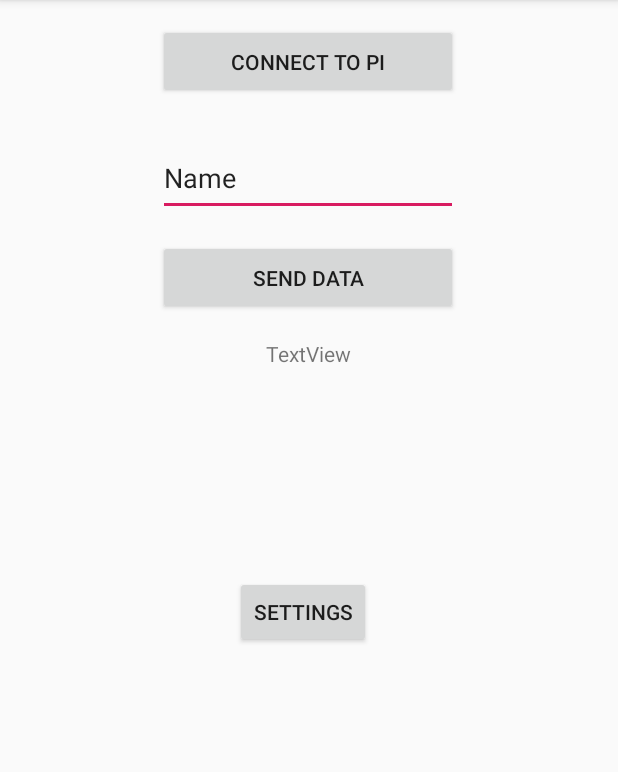
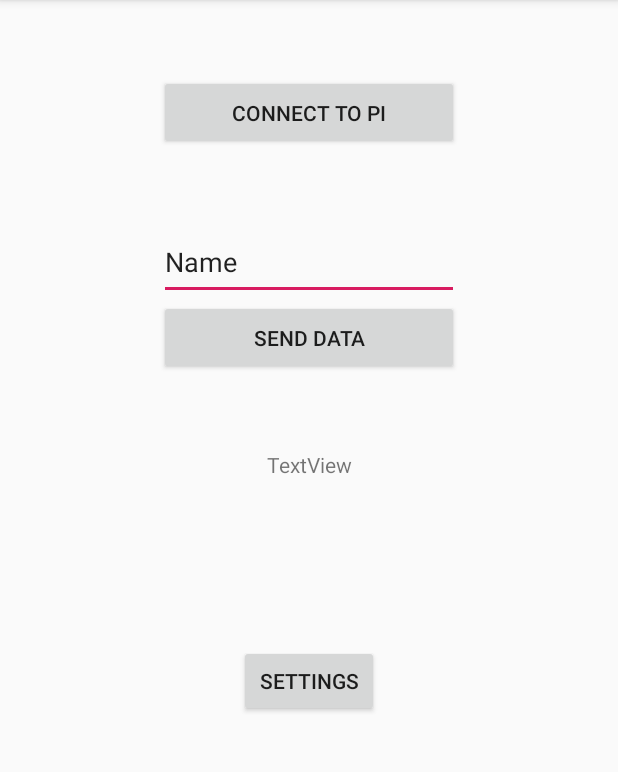
Before and after one commit to adamnapieralski/lane-keep-assist-mobile-app, an Android app: the screen it shows after launch (MainActivity), on a phone screen of 412 x 824 dp, the part 84-856 px from its top. Run offline under Robolectric (Android 15) with nearby library versions, the phone set to English and light mode, and no system bars.

Commit message:
change main layout to linear, handle back from settings

```diff
--- a/app/src/main/java/com/example/lanekeepassist/BluetoothConnection.java
+++ b/app/src/main/java/com/example/lanekeepassist/BluetoothConnection.java
@@ -189,4 +189,9 @@ public class BluetoothConnection extends Thread {
             btSocket.close();
         } catch (IOException e) { }
     }
+
+    public boolean isConnected() {
+        if (btSocket == null) return false;
+        else return btSocket.isConnected();
+    }
 }
--- a/app/src/main/java/com/example/lanekeepassist/MainActivity.java
+++ b/app/src/main/java/com/example/lanekeepassist/MainActivity.java
@@ -103,7 +103,9 @@ public class MainActivity extends AppCompatActivity {
         super.onActivityResult(requestCode, resultCode, data);
         //Retrieve data in the intent
         String settings = data.getStringExtra("settings");
-        mBluetoothConnection.write(settings);
+        if (mBluetoothConnection.isConnected() && !settings.isEmpty()) {
+            mBluetoothConnection.write(settings);
+        }
     }
 
     public void initializeViews() {
--- a/app/src/main/java/com/example/lanekeepassist/SettingsActivity.java
+++ b/app/src/main/java/com/example/lanekeepassist/SettingsActivity.java
@@ -72,6 +72,14 @@ public class SettingsActivity extends AppCompatActivity {
         });
     }
 
+    @Override
+    public void onBackPressed() {
+        Intent i = new Intent(this, MainActivity.class);
+        i.putExtra("settings", "");
+        setResult(0, i);
+        finish();
+    }
+
     private void initializeViews() {
         imageView = findViewById(R.id.imageView);
         et_TLx = findViewById(R.id.et_TLx);
--- a/app/src/main/res/layout/activity_main.xml
+++ b/app/src/main/res/layout/activity_main.xml
@@ -1,98 +1,65 @@
 <?xml version="1.0" encoding="utf-8"?>
-<androidx.constraintlayout.widget.ConstraintLayout xmlns:android="http://schemas.android.com/apk/res/android"
+<LinearLayout  xmlns:android="http://schemas.android.com/apk/res/android"
     xmlns:app="http://schemas.android.com/apk/res-auto"
     xmlns:tools="http://schemas.android.com/tools"
     android:layout_width="match_parent"
     android:layout_height="match_parent"
+    android:orientation="vertical"
     tools:context=".MainActivity">
+
+    <Space
+        android:layout_width="match_parent"
+        android:layout_height="50dp" />
 
     <Button
         android:id="@+id/buttonConnect"
         android:layout_width="200dp"
         android:layout_height="50dp"
-        android:layout_marginStart="105dp"
-        android:layout_marginTop="16dp"
-        android:layout_marginEnd="106dp"
-        android:text="Connect to pi"
-        app:layout_constraintEnd_toEndOf="parent"
-        app:layout_constraintHorizontal_bias="0.0"
-        app:layout_constraintStart_toStartOf="parent"
-        app:layout_constraintTop_toTopOf="parent" />
+        android:layout_gravity="center"
+        android:text="Connect to pi" />
+
+    <Space
+        android:layout_width="match_parent"
+        android:layout_height="50dp" />
+
+    <EditText
+        android:id="@+id/editText"
+        android:layout_width="200dp"
+        android:layout_height="50dp"
+        android:ems="10"
+        android:inputType="textPersonName"
+        android:layout_gravity="center"
+        android:text="Name" />
 
     <Button
         android:id="@+id/buttonSendData"
         android:layout_width="200dp"
         android:layout_height="50dp"
-        android:layout_marginStart="105dp"
-        android:layout_marginTop="16dp"
-        android:layout_marginEnd="106dp"
-        android:text="Send data"
-        app:layout_constraintEnd_toEndOf="parent"
-        app:layout_constraintHorizontal_bias="0.0"
-        app:layout_constraintStart_toStartOf="parent"
-        app:layout_constraintTop_toBottomOf="@+id/editText" />
+        android:layout_gravity="center"
+        android:text="Send data" />
+
+    <Space
+        android:layout_width="match_parent"
+        android:layout_height="50dp" />
 
     <TextView
         android:id="@+id/textReceived"
         android:layout_width="200dp"
         android:layout_height="30dp"
-        android:layout_marginStart="105dp"
-        android:layout_marginTop="16dp"
-        android:layout_marginEnd="106dp"
         android:text="TextView"
         android:textAlignment="center"
-        android:textSize="14sp"
-        app:layout_constraintEnd_toEndOf="parent"
-        app:layout_constraintHorizontal_bias="0.0"
-        app:layout_constraintStart_toStartOf="parent"
-        app:layout_constraintTop_toBottomOf="@+id/buttonSendData" />
+        android:layout_gravity="center"
+        android:textSize="14sp" />
 
-    <EditText
-        android:id="@+id/editText"
-        android:layout_width="200dp"
-        android:layout_height="50dp"
-        android:layout_marginStart="105dp"
-        android:layout_marginTop="28dp"
-        android:layout_marginEnd="106dp"
-        android:ems="10"
-        android:inputType="textPersonName"
-        android:text="Name"
-        app:layout_constraintEnd_toEndOf="parent"
-        app:layout_constraintHorizontal_bias="0.0"
-        app:layout_constraintStart_toStartOf="parent"
-        app:layout_constraintTop_toBottomOf="@+id/buttonConnect" />
-
-    <androidx.constraintlayout.widget.Guideline
-        android:id="@+id/guideline2"
-        android:layout_width="wrap_content"
-        android:layout_height="wrap_content"
-        android:orientation="vertical"
-        app:layout_constraintGuide_percent="0.5" />
-
-    <androidx.constraintlayout.widget.Guideline
-        android:id="@+id/guideline3"
-        android:layout_width="wrap_content"
-        android:layout_height="wrap_content"
-        android:orientation="vertical"
-        app:layout_constraintGuide_begin="105dp" />
-
-    <androidx.constraintlayout.widget.Guideline
-        android:id="@+id/guideline4"
-        android:layout_width="wrap_content"
-        android:layout_height="wrap_content"
-        android:orientation="vertical"
-        app:layout_constraintGuide_end="106dp" />
+    <Space
+        android:layout_width="match_parent"
+        android:layout_height="100dp" />
 
     <Button
         android:id="@+id/buttonSettings"
-        android:layout_width="wrap_content"
+        android:layout_width="93dp"
         android:layout_height="wrap_content"
-        android:layout_marginStart="160dp"
-        android:layout_marginTop="128dp"
-        android:layout_marginEnd="168dp"
-        android:text="Settings"
-        app:layout_constraintEnd_toEndOf="parent"
-        app:layout_constraintStart_toStartOf="parent"
-        app:layout_constraintTop_toBottomOf="@+id/textReceived" />
+        android:layout_gravity="center"
+        android:text="Settings" />
 
-</androidx.constraintlayout.widget.ConstraintLayout>
+</LinearLayout>
```
